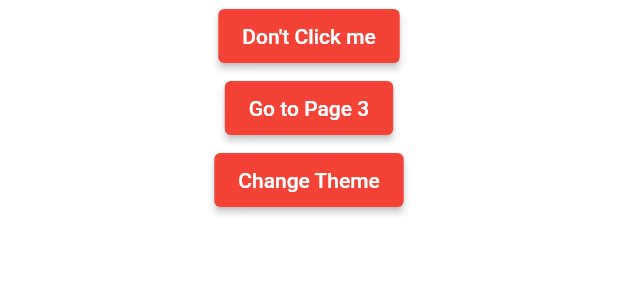
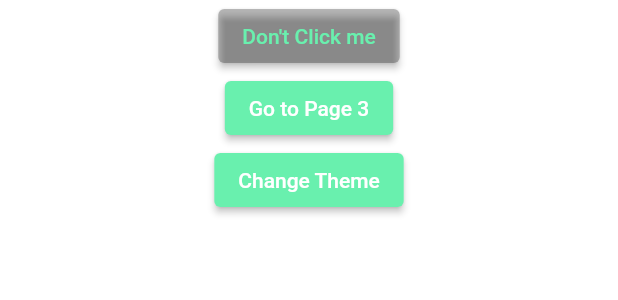
Before and after one commit to outr/ui_foundation, a Flutter app: the PageTwo widget shown alone on an empty page, opened directly, after a tap on "Change Theme", on a phone screen of 412 x 824 dp. Shown: the top 300 px of the screen. Run offline on Flutter 3.47's test engine with Material 2 defaults, Android fonts, the phone set to English and light mode, and no system bars; our stand-ins replace get.

Commit message:
ThemeApplication support

```diff
--- a/example/lib/main.dart
+++ b/example/lib/main.dart
@@ -25,9 +25,9 @@ final Screen details = Screen(key: 'details', parent: screen2, createWidget: (pa
   return DetailsPage();
 });
 
-final Application application = Application(
+final ThemedApplication<MyTheme> application = ThemedApplication<MyTheme>(
     title: 'My Application Test',
-    theme: ThemeData(primarySwatch: Colors.blue),
+    initialTheme: MyTheme.light,
     screens: [screen0, screen1, screen2, details, screen3]
 );
 
@@ -61,13 +61,14 @@ class PageTwo extends StatelessWidget {
               ElevatedButton(
                 onPressed: () => application.push(details),
                 child: Text('Don\'t Click me'),
+                style: application.theme.specialButton,
               ),
               ElevatedButton(
                 onPressed: () => application.push(screen3, args: {'test': 'Hello, World'}),
                 child: Text('Go to Page 3'),
               ),
               ElevatedButton(
-                onPressed: () => application.changeTheme(context, ThemeData(primarySwatch: Colors.red)),
+                onPressed: () => application.theme = MyTheme.dark,
                 child: Text('Change Theme'),
               ),
             ]
@@ -113,3 +114,44 @@ class PageThree extends StatelessWidget {
     );
   }
 }
+
+class MyTheme extends AbstractTheme {
+  final Color bg1;
+  final Color accent1;
+  final bool isDark;
+  final ButtonStyle specialButton;
+
+  MyTheme({required this.bg1, required this.accent1, required this.isDark}):
+    specialButton = ButtonStyle(foregroundColor: MaterialStateProperty.all(accent1), backgroundColor: MaterialStateProperty.all(bg1));
+
+  @override
+  ThemeData data() {
+    final TextTheme text = (isDark ? ThemeData.dark() : ThemeData.light()).textTheme;
+    final Color textColor = text.bodyText1?.color ?? Colors.white;
+    final ColorScheme color = ColorScheme(
+        brightness: isDark ? Brightness.dark : Brightness.light,
+        primary: accent1,
+        primaryVariant: accent1,
+        secondary: accent1,
+        secondaryVariant: accent1,
+        background: bg1,
+        surface: bg1,
+        onBackground: textColor,
+        onSurface: textColor,
+        onError: Colors.white,
+        onPrimary: Colors.white,
+        onSecondary: Colors.white,
+        error: Colors.red.shade400
+    );
+    // return ThemeData.from(textTheme: text, colorScheme: color)
+    //   .copyWith(buttonColor: accent1, cursorColor: accent1, toggleableActiveColor: accent1);
+    final ThemeData td = ThemeData(
+        primaryColor: accent1,
+        colorScheme: color
+    );
+    return td;
+  }
+
+  static final MyTheme light = new MyTheme(bg1: Colors.white, accent1: Colors.blueAccent, isDark: false);
+  static final MyTheme dark = new MyTheme(bg1: Colors.black26, accent1: Colors.greenAccent, isDark: false);
+}
```
Also changed, not shown: lib/foundation_flutter.dart (+41 -2 lines), example/pubspec.lock.
